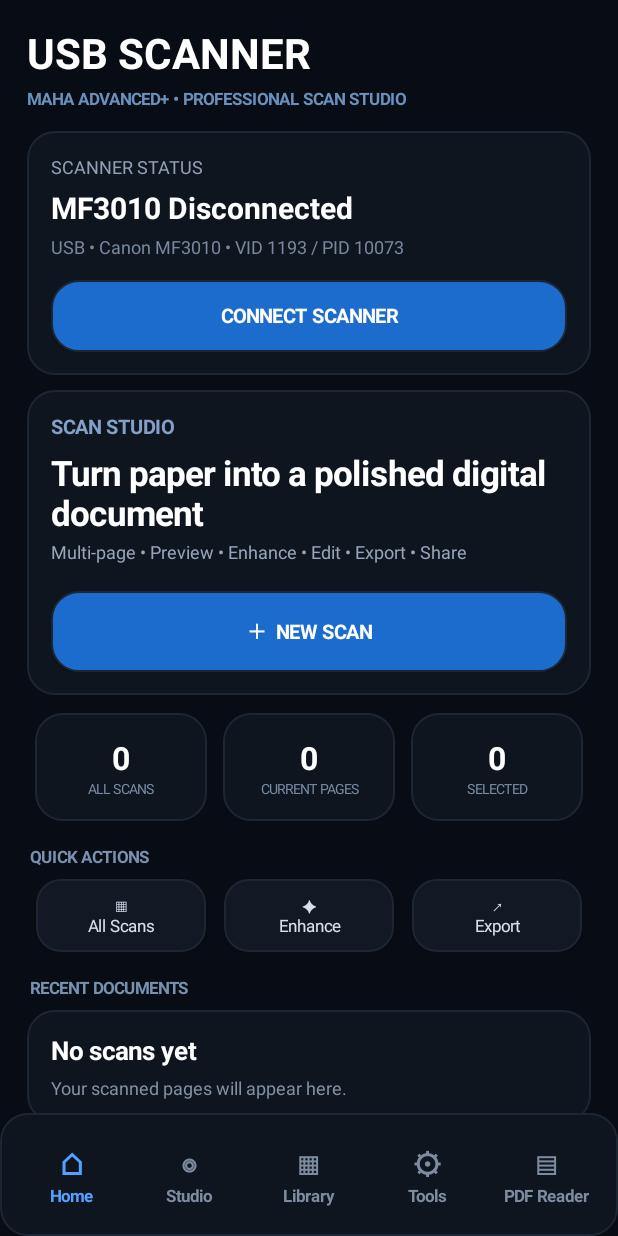
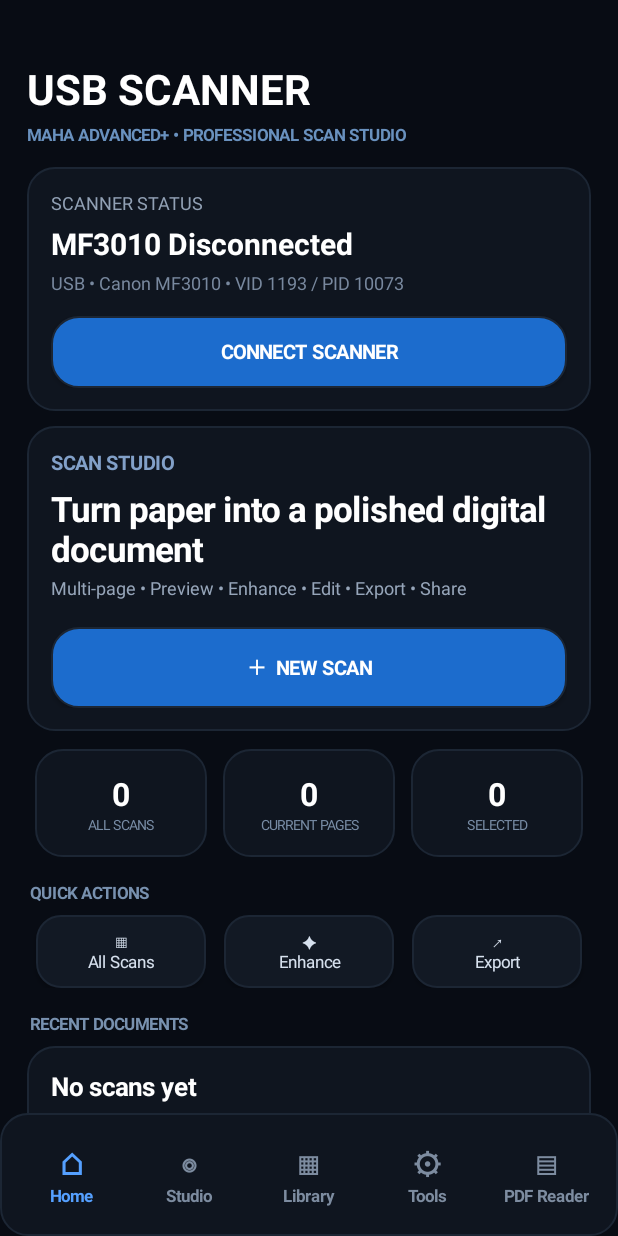
Before and after one commit to indianequipments092-commits/Printer, an Android app: the screen it shows after launch (MainActivity), on a phone screen of 412 x 824 dp. Run offline under Robolectric (Android 15) with nearby library versions, the phone set to English and light mode, and no system bars.

```diff
--- a/ScannerApp/app/src/main/java/com/indianequipments/usbscanner/MainActivity.kt
+++ b/ScannerApp/app/src/main/java/com/indianequipments/usbscanner/MainActivity.kt
@@ -125,7 +125,9 @@ class MainActivity : Activity() {
     }
 
     private fun renderHome() {
-        content.addView(title("USB SCANNER", "MAHA ADVANCED+ • PROFESSIONAL SCAN STUDIO"))
+        content.addView(title("USB SCANNER", "MAHA ADVANCED+ • PROFESSIONAL SCAN STUDIO"), LinearLayout.LayoutParams(-1, -2).apply {
+            setMargins(0, dp(24), 0, 0)
+        })
         val deviceCard = card()
         deviceCard.addView(TextView(this).apply {
             textSize = 12f
```
